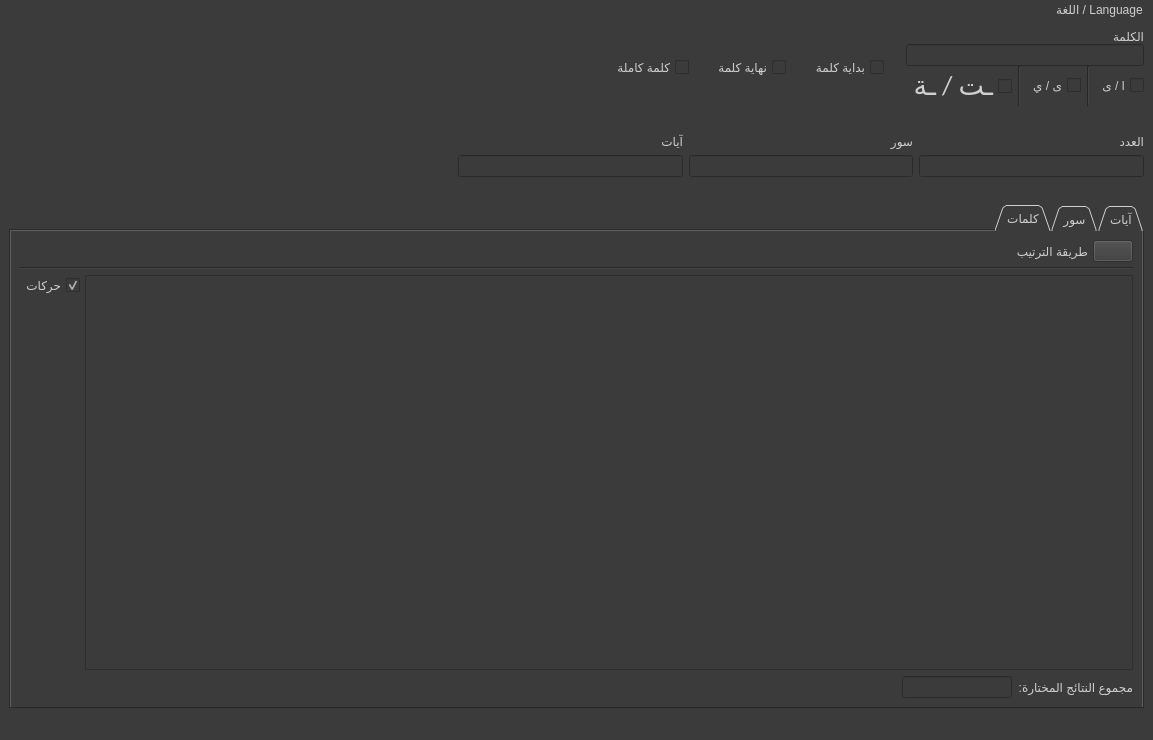
First picture: the form in gui/main_screen.ui, repository masalha-alaa/quran-counter, before the edit.
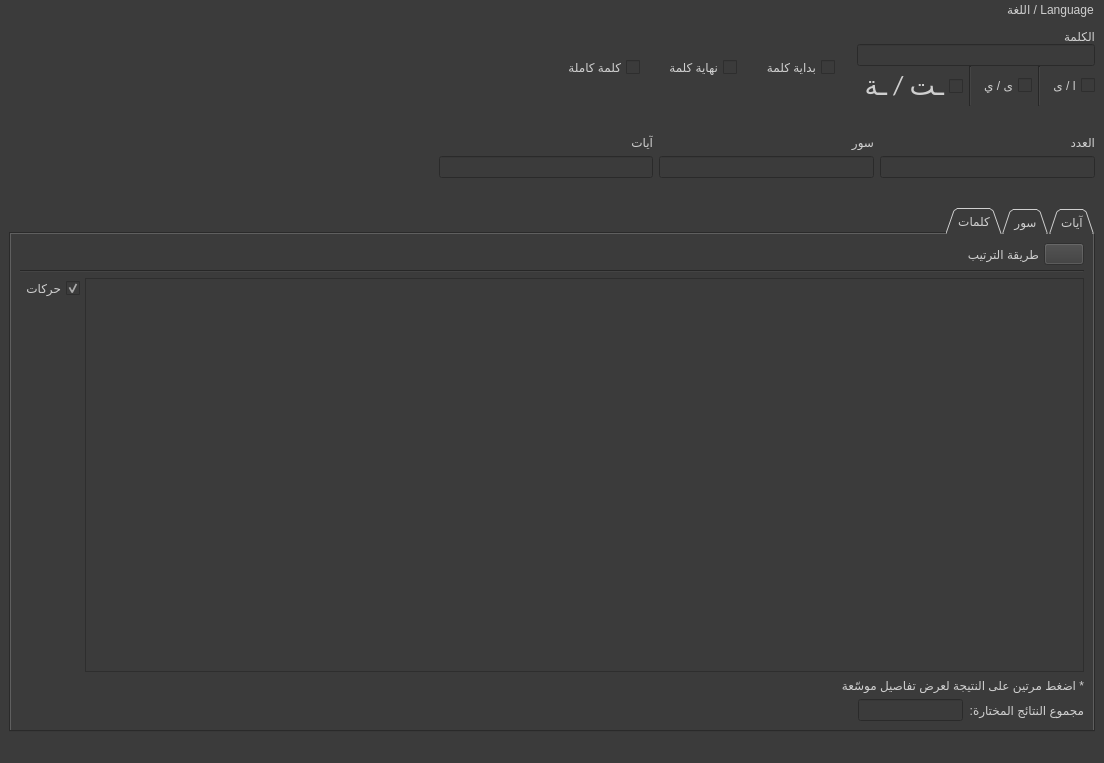
Second picture: the form after the edit. The open tabs and pages were chosen to show the change. Icons and pictures are not drawn.

Diff of the .ui file:
```diff
--- a/gui/main_screen.ui
+++ b/gui/main_screen.ui
@@ -6,8 +6,8 @@
    <rect>
     <x>0</x>
     <y>0</y>
-    <width>1153</width>
-    <height>740</height>
+    <width>1104</width>
+    <height>763</height>
    </rect>
   </property>
   <property name="windowTitle">
@@ -847,6 +847,16 @@
           </item>
          </layout>
         </item>
+        <item>
+         <widget class="QLabel" name="label_7">
+          <property name="styleSheet">
+           <string notr="true">font: italic 400 10pt &quot;Calibri&quot;;</string>
+          </property>
+          <property name="text">
+           <string>* اضغط مرتين على النتيجة لعرض تفاصيل موسّعة</string>
+          </property>
+         </widget>
+        </item>
         <item>
          <layout class="QHBoxLayout" name="horizontalLayout_12" stretch="1,1,8">
           <item>
@@ -892,7 +902,7 @@
     <rect>
      <x>0</x>
      <y>0</y>
-     <width>1153</width>
+     <width>1104</width>
      <height>42</height>
     </rect>
    </property>
```
Left out of the diff: 2 changed lines with no effect on the pictures.
